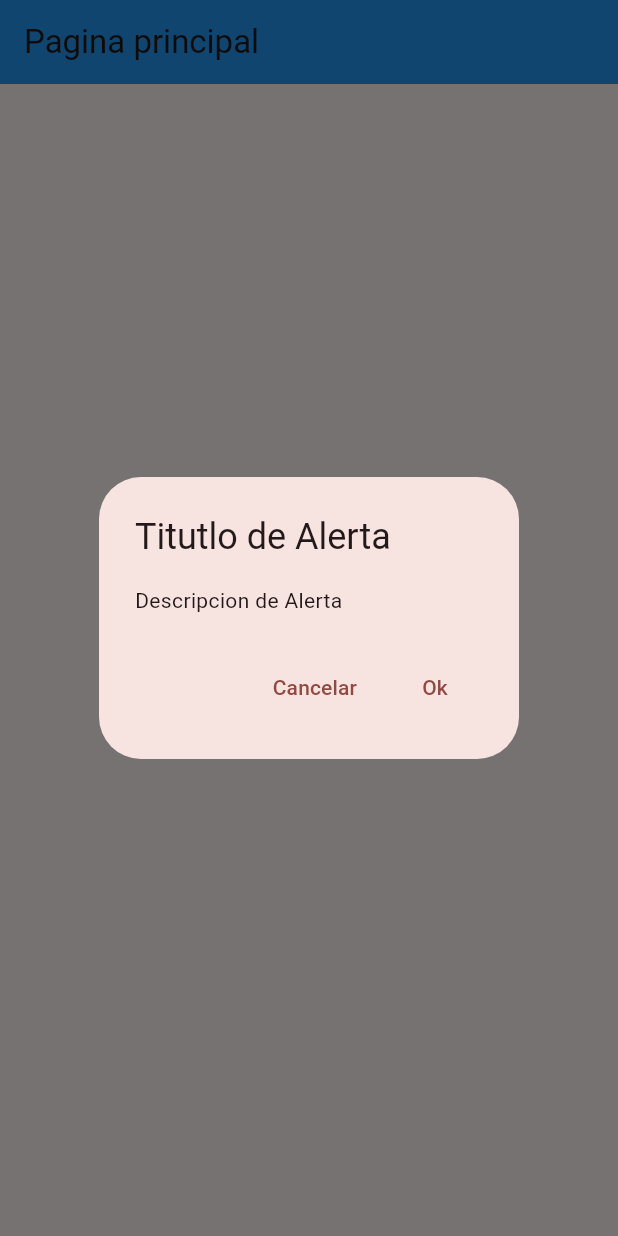
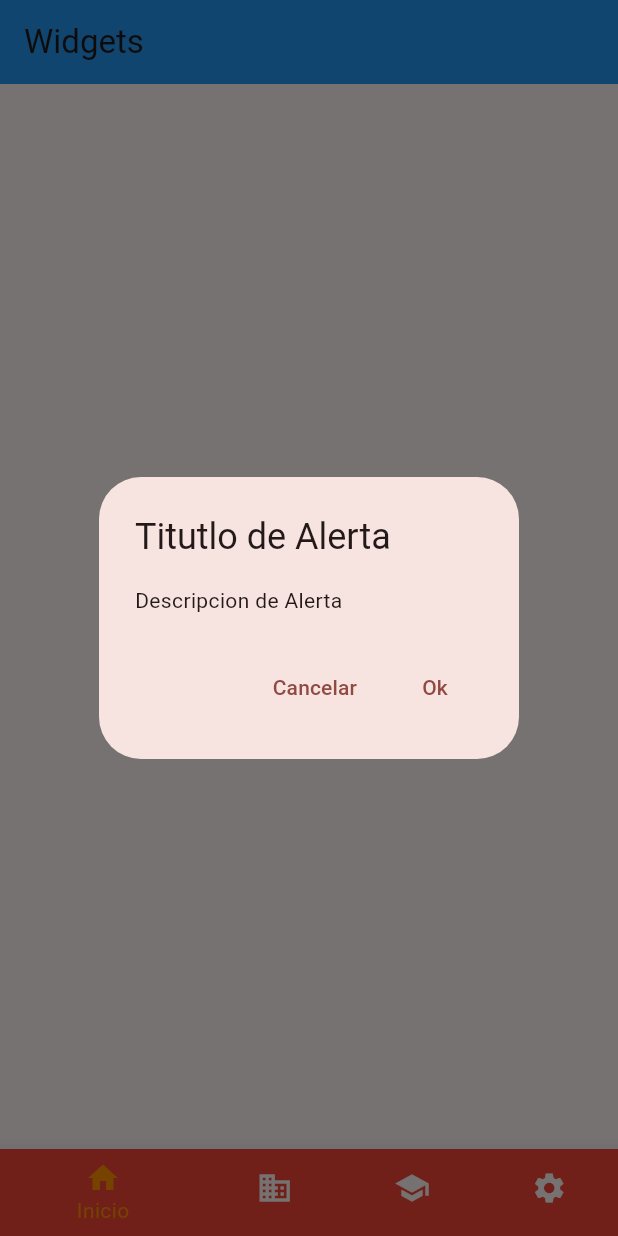
Before and after one commit to ElEdwinJSH/widgets_proyecto, a Flutter app: the screen it shows after launch, after a tap on "Mostrar Dialogo", on a phone screen of 412 x 824 dp. Run offline on Flutter 3.47's test engine with Material 2 defaults, Android fonts, the phone set to English and light mode, and no system bars.

Commit message:
BottomNavigationBar hecho

```diff
--- /dev/null
+++ b/lib/pages/BottomNavigationBar.dart
@@ -0,0 +1,73 @@
+import 'package:flutter/material.dart';
+import 'package:widgets_proyecto/pages/AlertDialog.dart';
+
+class BNavigation extends StatefulWidget {
+  const BNavigation({super.key});
+
+  @override
+  State<BNavigation> createState() => _BNavigationState();
+}
+
+class _BNavigationState extends State<BNavigation> {
+  int _selecterIndex = 0;
+  static const TextStyle optionStyle =
+      TextStyle(fontSize: 30, fontWeight: FontWeight.bold);
+  static const List<Widget> _widgetOptions = <Widget>[
+    Alert(),
+    Text(
+      'Index 1: Trabajo',
+      style: optionStyle,
+    ),
+    Text(
+      'Index 2: Escuela',
+      style: optionStyle,
+    ),
+    Text(
+      'Index 3: Ajustes',
+      style: optionStyle,
+    ),
+  ];
+
+  void _onItemTapped(int index) {
+    setState(() {
+      _selecterIndex = index;
+    });
+  }
+
+  @override
+  Widget build(BuildContext context) {
+    return Scaffold(
+      appBar: AppBar(
+        title: const Text('Widgets'),
+        backgroundColor: Colors.blue,
+      ),
+      body: Center(child: _widgetOptions.elementAt(_selecterIndex)),
+      bottomNavigationBar: BottomNavigationBar(
+          items: const <BottomNavigationBarItem>[
+            BottomNavigationBarItem(
+              icon: Icon(Icons.home),
+              label: 'Inicio',
+              backgroundColor: Colors.red,
+            ),
+            BottomNavigationBarItem(
+              icon: Icon(Icons.business),
+              label: 'Trabajo',
+              backgroundColor: Colors.green,
+            ),
+            BottomNavigationBarItem(
+              icon: Icon(Icons.school),
+              label: 'Escuela',
+              backgroundColor: Colors.purple,
+            ),
+            BottomNavigationBarItem(
+              icon: Icon(Icons.settings),
+              label: 'Ajustes',
+              backgroundColor: Colors.pink,
+            ),
+          ],
+          currentIndex: _selecterIndex,
+          selectedItemColor: Colors.amber[800],
+          onTap: _onItemTapped),
+    );
+  }
+}
--- a/lib/pages/Inicio.dart
+++ b/lib/pages/Inicio.dart
@@ -1,5 +1,6 @@
 import 'package:flutter/material.dart';
 import 'package:widgets_proyecto/pages/AlertDialog.dart';
+import 'package:widgets_proyecto/pages/BottomNavigationBar.dart';
 
 class Inicio extends StatefulWidget {
   const Inicio({super.key});
@@ -11,19 +12,6 @@ class Inicio extends StatefulWidget {
 class _InicioState extends State<Inicio> {
   @override
   Widget build(BuildContext context) {
-    return Scaffold(
-      appBar: AppBar(
-        title: const Text('Pagina principal'),
-        backgroundColor: Colors.blue,
-      ),
-      body: const Center(
-        child: Column(
-          mainAxisAlignment: MainAxisAlignment.center,
-          children: [
-            Alert(),
-          ],
-        ),
-      ),
-    );
+    return BNavigation();
   }
 }
```
